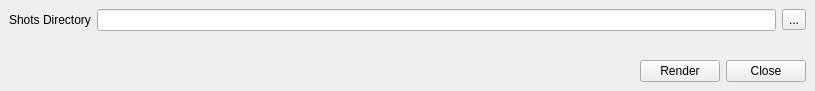
Qt form ui/main.ui (iceanimations/renderShots) before a commit.
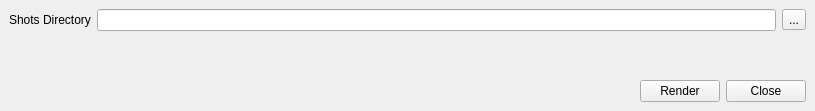
The same form after that commit.

Patch:
```diff
--- a/ui/main.ui
+++ b/ui/main.ui
@@ -7,7 +7,7 @@
     <x>0</x>
     <y>0</y>
     <width>815</width>
-    <height>91</height>
+    <height>111</height>
    </rect>
   </property>
   <property name="windowTitle">
@@ -43,6 +43,13 @@
       </property>
      </widget>
     </item>
+    <item>
+     <widget class="QLabel" name="subStatusLabel">
+      <property name="text">
+       <string/>
+      </property>
+     </widget>
+    </item>
     <item>
      <layout class="QHBoxLayout" name="horizontalLayout">
       <item>
```
